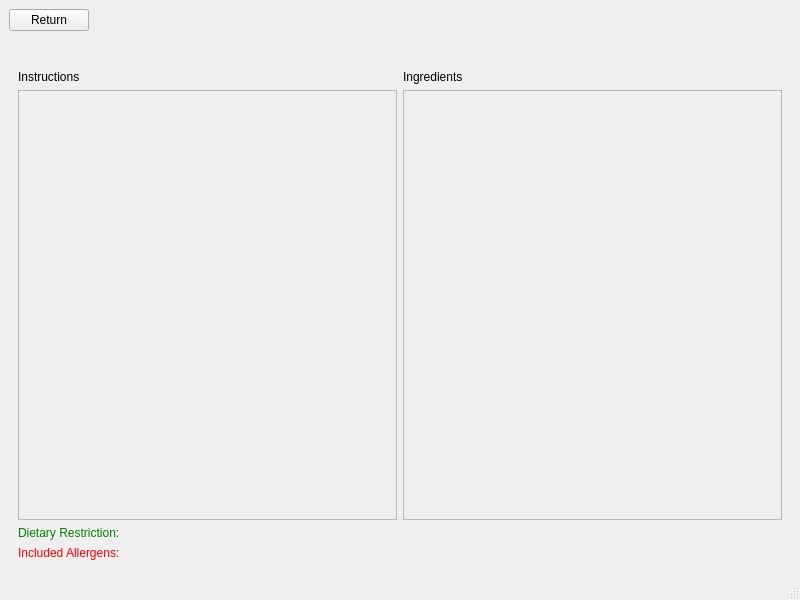
Blake1412/Qt-Recipe-Application, file recipeapp.ui: the form before one commit.
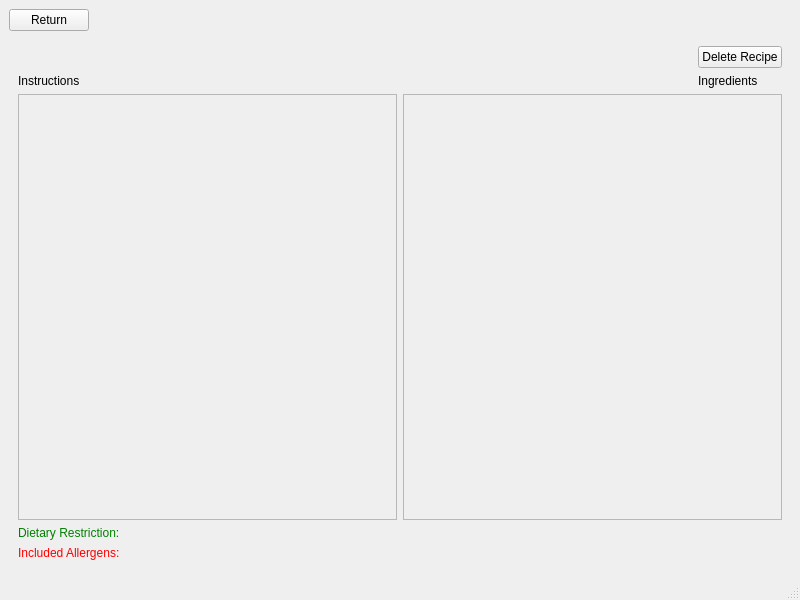
The form after the commit. The open tabs and pages were chosen to show the change.

Commit message: Delete Button

```diff
--- a/recipeapp.ui
+++ b/recipeapp.ui
@@ -330,6 +330,12 @@
          <layout class="QGridLayout" name="gridLayout_4">
           <item row="0" column="0">
            <widget class="QLabel" name="recipeNameLabel">
+            <property name="sizePolicy">
+             <sizepolicy hsizetype="Preferred" vsizetype="Preferred">
+              <horstretch>0</horstretch>
+              <verstretch>0</verstretch>
+             </sizepolicy>
+            </property>
             <property name="font">
              <font>
               <pointsize>12</pointsize>
@@ -343,6 +349,12 @@
           </item>
           <item row="1" column="0">
            <widget class="QLabel" name="instructionsLabel">
+            <property name="sizePolicy">
+             <sizepolicy hsizetype="Preferred" vsizetype="Preferred">
+              <horstretch>0</horstretch>
+              <verstretch>0</verstretch>
+             </sizepolicy>
+            </property>
             <property name="text">
              <string>Instructions</string>
             </property>
@@ -350,11 +362,30 @@
           </item>
           <item row="1" column="1">
            <widget class="QLabel" name="ingredientsLabel">
+            <property name="sizePolicy">
+             <sizepolicy hsizetype="Preferred" vsizetype="Preferred">
+              <horstretch>0</horstretch>
+              <verstretch>0</verstretch>
+             </sizepolicy>
+            </property>
             <property name="text">
              <string>Ingredients</string>
             </property>
            </widget>
           </item>
+          <item row="0" column="1">
+           <widget class="QPushButton" name="deleteRecipeButton">
+            <property name="sizePolicy">
+             <sizepolicy hsizetype="Maximum" vsizetype="Fixed">
+              <horstretch>0</horstretch>
+              <verstretch>0</verstretch>
+             </sizepolicy>
+            </property>
+            <property name="text">
+             <string>Delete Recipe</string>
+            </property>
+           </widget>
+          </item>
          </layout>
         </item>
         <item row="1" column="1">
@@ -374,7 +405,7 @@
              <x>0</x>
              <y>0</y>
              <width>377</width>
-             <height>390</height>
+             <height>387</height>
             </rect>
            </property>
            <layout class="QVBoxLayout" name="verticalLayout_7">
@@ -416,7 +447,7 @@
              <x>0</x>
              <y>0</y>
              <width>377</width>
-             <height>390</height>
+             <height>387</height>
             </rect>
            </property>
            <layout class="QVBoxLayout" name="verticalLayout_6">
```
Left out of the diff: 2 changed lines with no effect on the pictures. The commit also changes 3 other files.
